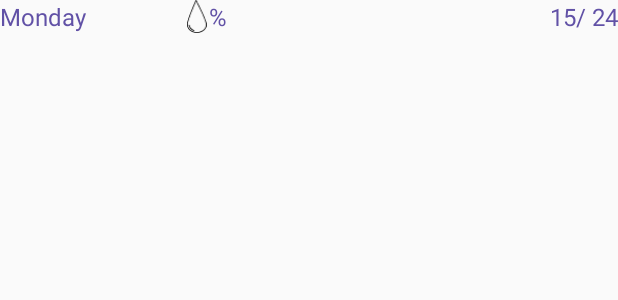
After one commit to sanchel0o/MyWeather, an Android app built with Jetpack Compose: the layout single_item_layout.xml on its own in the app's theme, with its tools: preview values and no code run, on a phone screen of 412 x 824 dp. The commit adds this screen. Shown: the top 300 px of the screen. Run offline under Robolectric (Android 15) with nearby library versions, the phone set to English and light mode, and no system bars.

Commit message:
RecyclerView created for daily forecast RecyclerView adapter created xml layouts created

```diff
--- /dev/null
+++ b/app/src/main/res/layout/single_item_layout.xml
@@ -0,0 +1,69 @@
+<?xml version="1.0" encoding="utf-8"?>
+<LinearLayout xmlns:android="http://schemas.android.com/apk/res/android"
+    xmlns:app="http://schemas.android.com/apk/res-auto"
+    android:layout_width="match_parent"
+    android:layout_height="wrap_content"
+    android:orientation="horizontal"
+    android:layout_gravity="top">
+
+    <TextView
+        android:id="@+id/dayName"
+        android:layout_width="wrap_content"
+        android:layout_height="wrap_content"
+        android:layout_weight="1"
+        android:fontFamily="sans-serif"
+        android:text="Monday"
+        android:textAlignment="viewStart"
+        android:textAppearance="@style/TextAppearance.AppCompat.Body2"
+        android:textColor="@color/primary"
+        android:textSize="16sp" />
+
+    <LinearLayout
+        android:layout_width="wrap_content"
+        android:layout_height="wrap_content"
+        android:layout_weight="1">
+
+        <ImageView
+            android:id="@+id/humidityIcon"
+            android:layout_width="16dp"
+            android:layout_height="match_parent"
+            android:adjustViewBounds="true"
+            android:contentDescription="@string/humidity"
+            android:cropToPadding="true"
+            android:scaleType="centerInside"
+            android:src="@drawable/ic_drop" />
+
+        <TextView
+            android:id="@+id/humidityValue"
+            android:layout_width="match_parent"
+            android:layout_height="wrap_content"
+            android:fontFamily="sans-serif"
+            android:text="@string/percent_symbol"
+            android:textAlignment="viewStart"
+            android:textAppearance="@style/TextAppearance.AppCompat.Body2"
+            android:textColor="@color/primary"
+            android:textSize="16sp" />
+    </LinearLayout>
+
+    <ImageView
+        android:id="@+id/currentWeatherIcon"
+        android:layout_width="16dp"
+        android:layout_height="match_parent"
+        android:layout_weight="1"
+        android:contentDescription="@string/current_weather"
+        android:scaleType="centerInside" />
+
+    <TextView
+        android:id="@+id/mixMaxTemp"
+        android:layout_width="wrap_content"
+        android:layout_height="match_parent"
+        android:layout_weight="1"
+        android:fontFamily="sans-serif"
+        android:text="15/ 24"
+        android:textAlignment="viewEnd"
+        android:textAppearance="@style/TextAppearance.AppCompat.Body2"
+        android:textColor="@color/primary"
+        android:textSize="16sp"
+        app:layout_constraintBottom_toBottomOf="parent" />
+
+</LinearLayout>
--- a/app/src/main/res/values/colors.xml
+++ b/app/src/main/res/values/colors.xml
@@ -7,4 +7,7 @@
     <color name="teal_700">#FF018786</color>
     <color name="black">#FF000000</color>
     <color name="white">#FFFFFFFF</color>
+
+    <color name="primary">#FF6151A6</color>
+
 </resources>
--- a/app/src/main/res/values/strings.xml
+++ b/app/src/main/res/values/strings.xml
@@ -14,5 +14,8 @@
     <string name="service_not_avalible">Сервис недоступен!</string>
     <string name="foreground_service_explanation">Фоновый сервис необходим для работы приложения. Пожалуйста, предоставьте разрешение</string>
     <string name="give_permission">Предоставить разрешение</string>
+    <string name="humidity">Humidity</string>
+    <string name="current_weather">Current Weather</string>
+    <string name="title">Title</string>
 
 </resources>
```
Also changed, not shown: app/build.gradle.kts (+7 -1 lines), app/src/main/kotlin/com/alex/myweather/presentation/main_screen/MainScreen.kt (+44 -17 lines), app/src/main/kotlin/com/alex/myweather/presentation/main_screen/components/DailyForecastAdapter.kt (added, +49 -0 lines), app/src/main/res/layout/card_view_item.xml (added, +12 -0 lines), app/src/main/res/layout/recycler_view_layout.xml (added, +8 -0 lines), app/src/main/kotlin/com/alex/myweather/presentation/main_screen/util/Util.kt (line endings or trailing spaces).
